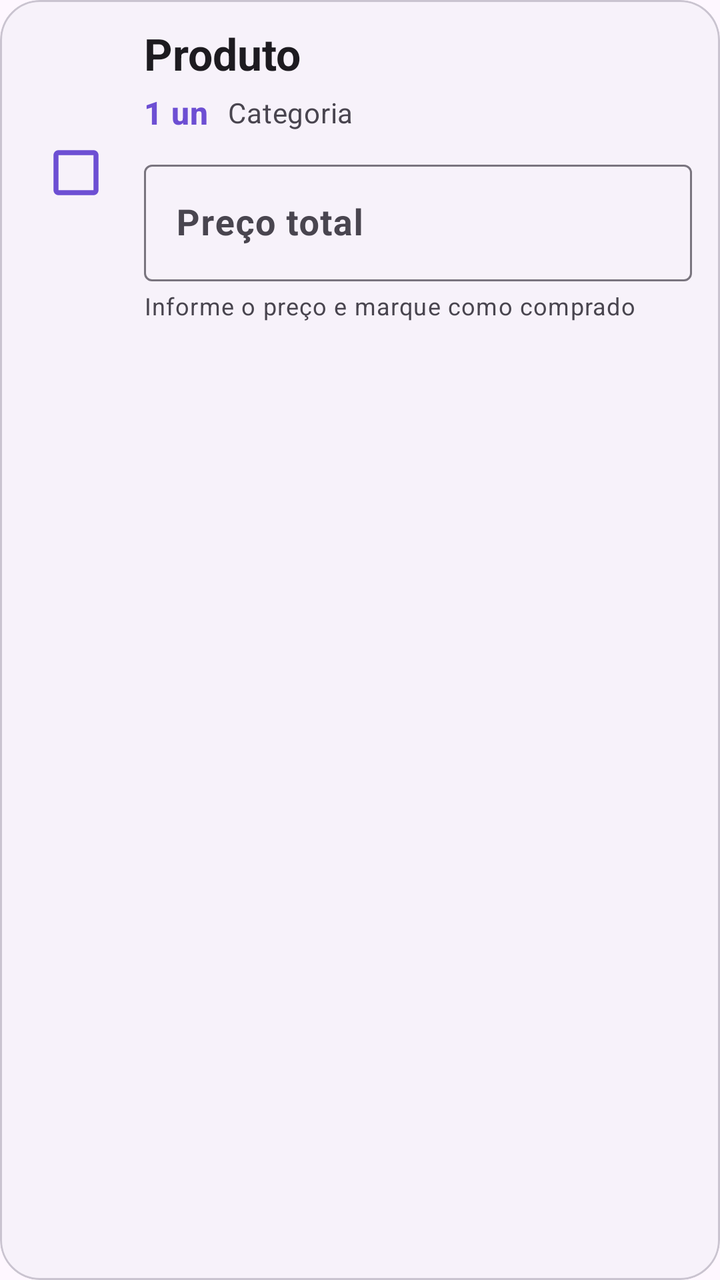
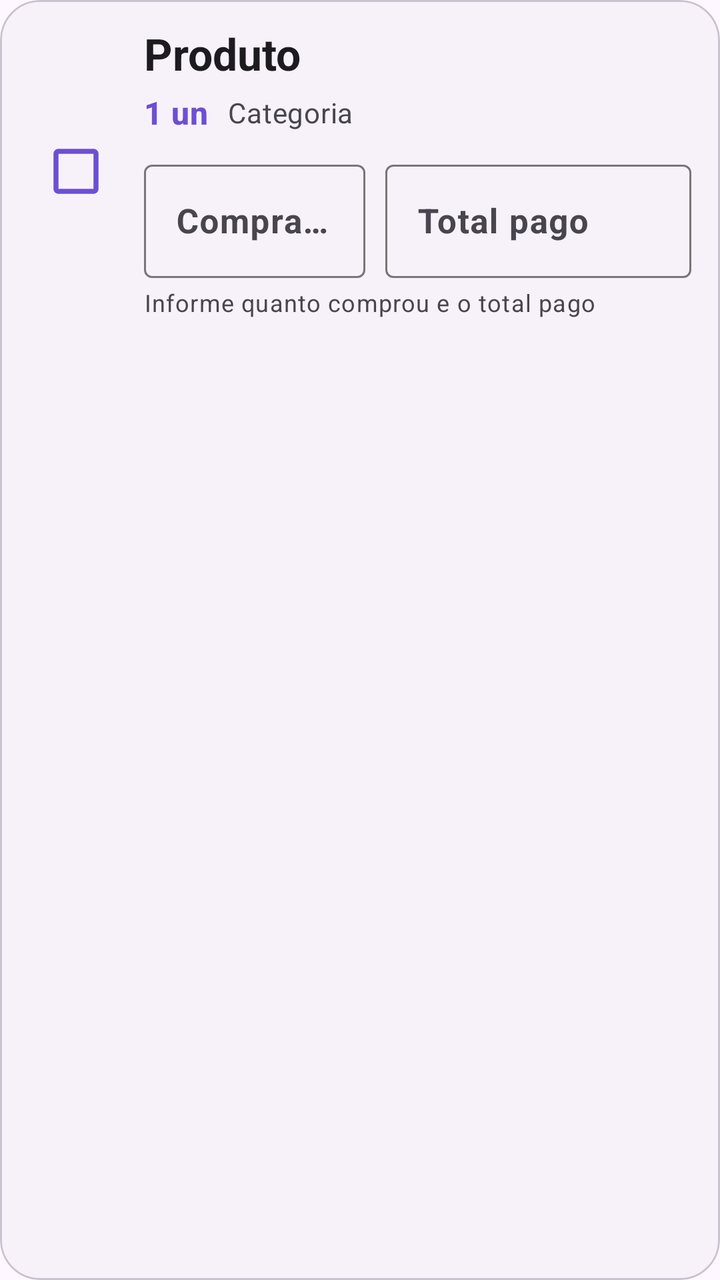

An Android layout rendered at two revisions. The XML below is the earlier revision; the diff shows what the commit changed to produce the second picture.
<!-- AndroidManifest.xml: application theme Theme.ListaMercado -->
<!-- res/layout/item_purchase_mode.xml -->
<?xml version="1.0" encoding="utf-8"?>
<com.google.android.material.card.MaterialCardView xmlns:android="http://schemas.android.com/apk/res/android"
    xmlns:app="http://schemas.android.com/apk/res-auto"
    android:layout_width="match_parent"
    android:layout_height="wrap_content"
    android:layout_marginTop="5dp"
    android:layout_marginBottom="5dp"
    app:cardBackgroundColor="?attr/colorSurfaceContainerLow"
    app:cardCornerRadius="20dp"
    app:cardElevation="0dp"
    app:strokeColor="?attr/colorOutlineVariant"
    app:strokeWidth="1dp">

    <LinearLayout
        android:layout_width="match_parent"
        android:layout_height="wrap_content"
        android:minHeight="132dp"
        android:gravity="center_vertical"
        android:orientation="horizontal"
        android:paddingStart="8dp"
        android:paddingTop="12dp"
        android:paddingEnd="14dp"
        android:paddingBottom="12dp">

        <com.google.android.material.checkbox.MaterialCheckBox
            android:id="@+id/checkPurchaseMode"
            android:layout_width="60dp"
            android:layout_height="60dp"
            android:buttonTint="?attr/colorPrimary"
            android:contentDescription="Marcar como comprado"
            android:gravity="center"
            android:scaleX="1.25"
            android:scaleY="1.25" />

        <LinearLayout
            android:layout_width="0dp"
            android:layout_height="wrap_content"
            android:layout_marginStart="4dp"
            android:layout_weight="1"
            android:orientation="vertical">

            <TextView
                android:id="@+id/textPurchaseItemName"
                android:layout_width="match_parent"
                android:layout_height="wrap_content"
                android:maxLines="2"
                android:text="Produto"
                android:textAppearance="@style/TextAppearance.Material3.TitleLarge"
                android:textStyle="bold" />

            <LinearLayout
                android:layout_width="match_parent"
                android:layout_height="wrap_content"
                android:layout_marginTop="4dp"
                android:gravity="center_vertical"
                android:orientation="horizontal">

                <TextView
                    android:id="@+id/textPurchaseItemQuantity"
                    android:layout_width="wrap_content"
                    android:layout_height="wrap_content"
                    android:text="1 un"
                    android:textAppearance="@style/TextAppearance.Material3.TitleMedium"
                    android:textColor="?attr/colorPrimary"
                    android:textStyle="bold" />

                <TextView
                    android:id="@+id/textPurchaseItemCategory"
                    android:layout_width="wrap_content"
                    android:layout_height="wrap_content"
                    android:layout_marginStart="10dp"
                    android:ellipsize="end"
                    android:maxLines="1"
                    android:text="Categoria"
                    android:textAppearance="@style/TextAppearance.Material3.BodyMedium"
                    android:textColor="?attr/colorOnSurfaceVariant" />
            </LinearLayout>

            <com.google.android.material.textfield.TextInputLayout
                android:id="@+id/layoutQuickPrice"
                style="@style/Widget.Material3.TextInputLayout.OutlinedBox"
                android:layout_width="match_parent"
                android:layout_height="wrap_content"
                android:layout_marginTop="10dp"
                android:hint="Preço total"
                app:prefixText="R$ ">

                <com.google.android.material.textfield.TextInputEditText
                    android:id="@+id/inputQuickPrice"
                    android:layout_width="match_parent"
                    android:layout_height="wrap_content"
                    android:imeOptions="actionNext"
                    android:inputType="numberDecimal"
                    android:maxLines="1"
                    android:textSize="18sp"
                    android:textStyle="bold" />
            </com.google.android.material.textfield.TextInputLayout>

            <TextView
                android:id="@+id/textPurchaseUnitPrice"
                android:layout_width="match_parent"
                android:layout_height="wrap_content"
                android:layout_marginTop="4dp"
                android:text="Informe o preço e marque como comprado"
                android:textAppearance="@style/TextAppearance.Material3.BodySmall"
                android:textColor="?attr/colorOnSurfaceVariant" />

            <TextView
                android:id="@+id/textPurchaseTargetStatus"
                android:layout_width="match_parent"
                android:layout_height="wrap_content"
                android:layout_marginTop="3dp"
                android:textAppearance="@style/TextAppearance.Material3.LabelMedium"
                android:textColor="?attr/colorOnSurfaceVariant"
                android:visibility="gone" />
        </LinearLayout>
    </LinearLayout>
</com.google.android.material.card.MaterialCardView>
<!-- resources referenced by this layout -->
<resources>
  <style name="Theme.ListaMercado" parent="Theme.Material3.DayNight.NoActionBar">
          <item name="colorPrimary">@color/primary</item>
          <item name="colorOnPrimary">@color/on_primary</item>
          <item name="colorPrimaryContainer">@color/primary_container</item>
          <item name="colorOnPrimaryContainer">@color/on_primary_container</item>
          <item name="colorSecondary">@color/secondary</item>
          <item name="colorOnSecondary">@color/on_secondary</item>
          <item name="colorSecondaryContainer">@color/secondary_container</item>
          <item name="colorOnSecondaryContainer">@color/on_secondary_container</item>
          <item name="android:navigationBarColor">?attr/colorSurface</item>
          <item name="android:statusBarColor">?attr/colorSurface</item>
          <item name="android:windowLightStatusBar" tools:targetApi="m">true</item>
      </style>
  <color name="primary">#6D4FD3</color>
  <color name="on_primary">#FFFFFF</color>
  <color name="primary_container">#E9E1FF</color>
  <color name="on_primary_container">#24124F</color>
  <color name="secondary">#625B71</color>
  <color name="on_secondary">#FFFFFF</color>
  <color name="secondary_container">#E8DEF8</color>
  <color name="on_secondary_container">#1D192B</color>
</resources>

<!-- the commit's change to res/layout/item_purchase_mode.xml (unified diff, before → after) -->
@@ -76,32 +76,59 @@
                     android:textColor="?attr/colorOnSurfaceVariant" />
             </LinearLayout>
 
-            <com.google.android.material.textfield.TextInputLayout
-                android:id="@+id/layoutQuickPrice"
-                style="@style/Widget.Material3.TextInputLayout.OutlinedBox"
+            <LinearLayout
                 android:layout_width="match_parent"
                 android:layout_height="wrap_content"
                 android:layout_marginTop="10dp"
-                android:hint="Preço total"
-                app:prefixText="R$ ">
+                android:orientation="horizontal">
 
-                <com.google.android.material.textfield.TextInputEditText
-                    android:id="@+id/inputQuickPrice"
-                    android:layout_width="match_parent"
+                <com.google.android.material.textfield.TextInputLayout
+                    android:id="@+id/layoutPurchasedQuantity"
+                    style="@style/Widget.Material3.TextInputLayout.OutlinedBox"
+                    android:layout_width="0dp"
                     android:layout_height="wrap_content"
-                    android:imeOptions="actionNext"
-                    android:inputType="numberDecimal"
-                    android:maxLines="1"
-                    android:textSize="18sp"
-                    android:textStyle="bold" />
-            </com.google.android.material.textfield.TextInputLayout>
+                    android:layout_weight="0.42"
+                    android:hint="Comprado">
+
+                    <com.google.android.material.textfield.TextInputEditText
+                        android:id="@+id/inputPurchasedQuantity"
+                        android:layout_width="match_parent"
+                        android:layout_height="wrap_content"
+                        android:imeOptions="actionNext"
+                        android:inputType="numberDecimal"
+                        android:maxLines="1"
+                        android:textSize="17sp"
+                        android:textStyle="bold" />
+                </com.google.android.material.textfield.TextInputLayout>
+
+                <com.google.android.material.textfield.TextInputLayout
+                    android:id="@+id/layoutQuickPrice"
+                    style="@style/Widget.Material3.TextInputLayout.OutlinedBox"
+                    android:layout_width="0dp"
+                    android:layout_height="wrap_content"
+                    android:layout_marginStart="10dp"
+                    android:layout_weight="0.58"
+                    android:hint="Total pago"
+                    app:prefixText="R$ ">
+
+                    <com.google.android.material.textfield.TextInputEditText
+                        android:id="@+id/inputQuickPrice"
+                        android:layout_width="match_parent"
+                        android:layout_height="wrap_content"
+                        android:imeOptions="actionDone"
+                        android:inputType="numberDecimal"
+                        android:maxLines="1"
+                        android:textSize="17sp"
+                        android:textStyle="bold" />
+                </com.google.android.material.textfield.TextInputLayout>
+            </LinearLayout>
 
             <TextView
                 android:id="@+id/textPurchaseUnitPrice"
                 android:layout_width="match_parent"
                 android:layout_height="wrap_content"
                 android:layout_marginTop="4dp"
-                android:text="Informe o preço e marque como comprado"
+                android:text="Informe quanto comprou e o total pago"
                 android:textAppearance="@style/TextAppearance.Material3.BodySmall"
                 android:textColor="?attr/colorOnSurfaceVariant" />
 
